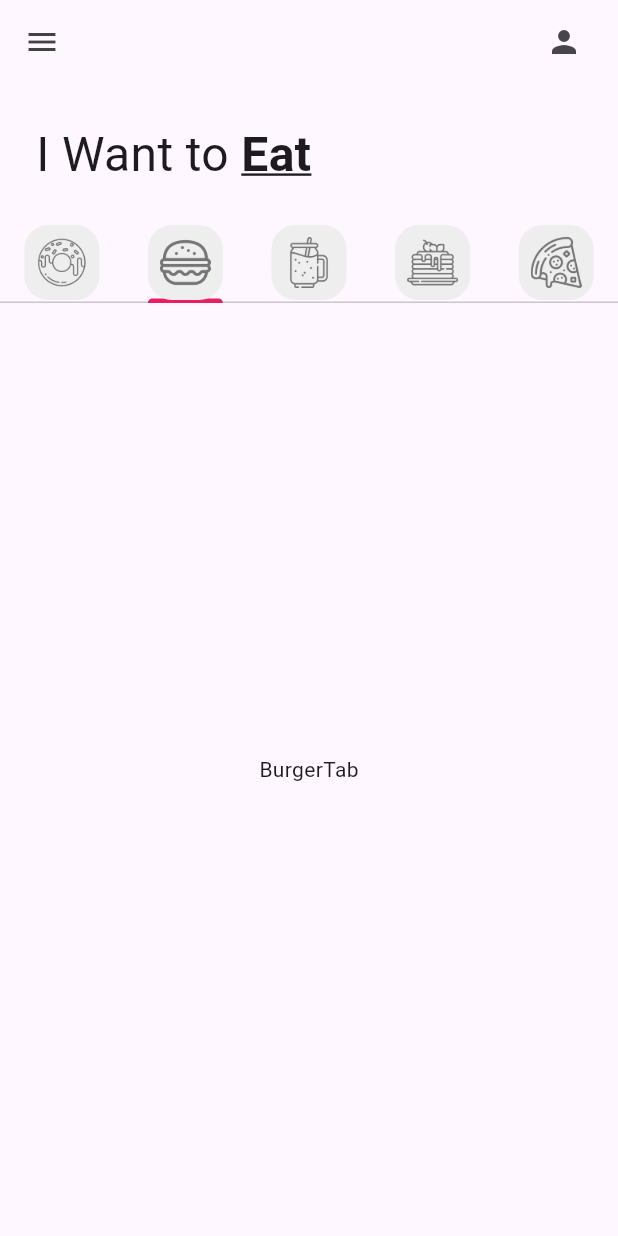
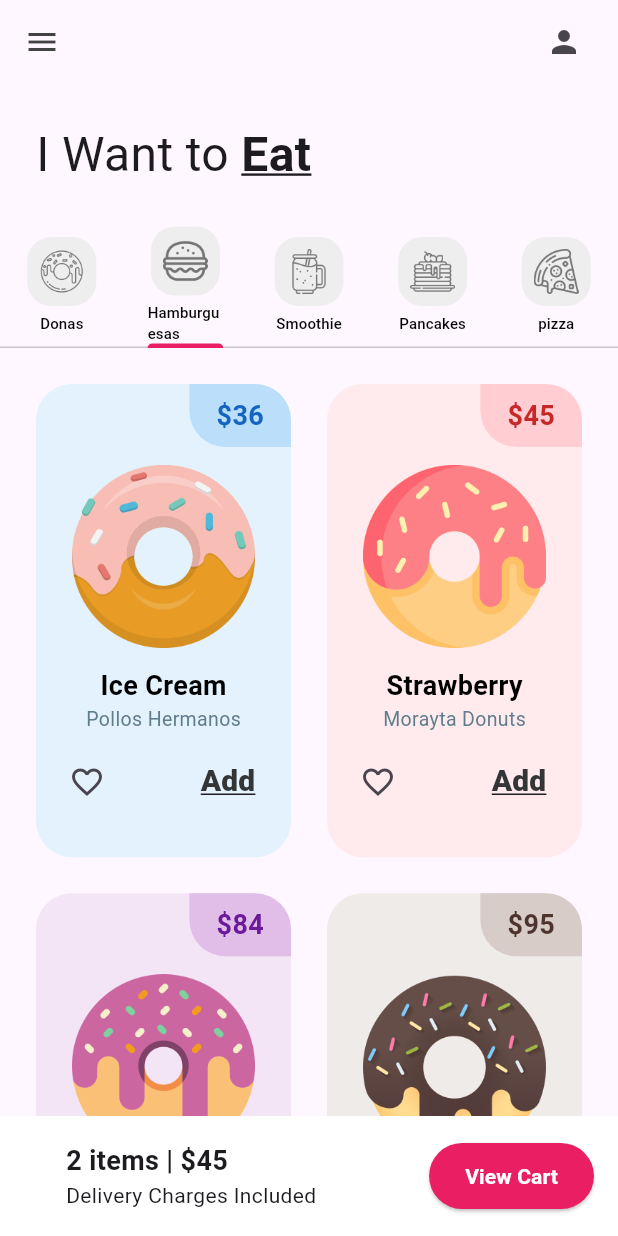
Before and after one commit to rafael-escalante/donut_app_4sa, a Flutter app: the screen it shows after launch, tab 2 chosen, on a phone screen of 412 x 824 dp. Run offline on Flutter 3.47's test engine with Material 3 defaults, Android fonts, the phone set to English and light mode, and no system bars.

Commit message:
ShoppingCart add

```diff
--- a/lib/pages/home_page.dart
+++ b/lib/pages/home_page.dart
@@ -1,10 +1,11 @@
+import 'package:flutter/material.dart';
 import 'package:flutter_application_1/tabs/burger_tab.dart';
 import 'package:flutter_application_1/tabs/donut_tab.dart';
 import 'package:flutter_application_1/tabs/pancakes_tab.dart';
 import 'package:flutter_application_1/tabs/pizza_tab.dart';
 import 'package:flutter_application_1/tabs/smoothie_tab.dart';
 import 'package:flutter_application_1/utils/my_tab.dart';
-import 'package:flutter/material.dart';
+import 'package:flutter_application_1/utils/shopping_cart.dart';
 
 class HomePage extends StatefulWidget {
   const HomePage({super.key});
@@ -15,21 +16,14 @@ class HomePage extends StatefulWidget {
 
 class _HomePageState extends State<HomePage> {
   List<Widget> myTabs = [
-    MyTab(
-      iconPath: "lib/icons/donut.png",
-    ),
+    MyTab(iconPath: "lib/icons/donut.png", label: "Donas"),
     MyTab(
       iconPath: "lib/icons/burger.png",
+      label: "Hamburguesas",
     ),
-    MyTab(
-      iconPath: "lib/icons/smoothie.png",
-    ),
-    MyTab(
-      iconPath: "lib/icons/pancakes.png",
-    ),
-    MyTab(
-      iconPath: "lib/icons/pizza.png",
-    ),
+    MyTab(iconPath: "lib/icons/smoothie.png", label: "Smoothie"),
+    MyTab(iconPath: "lib/icons/pancakes.png", label: "Pancakes"),
+    MyTab(iconPath: "lib/icons/pizza.png", label: "pizza"),
   ];
 
   @override
@@ -60,7 +54,9 @@ class _HomePageState extends State<HomePage> {
                 children: [
                   Text(
                     "I Want to ",
-                    style: TextStyle(fontSize: 32),
+                    style: TextStyle(
+                      fontSize: 32,
+                    ),
                   ),
                   Text(
                     "Eat",
@@ -76,12 +72,10 @@ class _HomePageState extends State<HomePage> {
                 ],
               ),
             ),
-
-            //2, Pestañas (TabBar)
+//2, Pestañas (TabBar)
             TabBar(tabs: myTabs),
 
-            //3, Contenido de pestañas (TabBarView)
-
+            // Contenido de pestañas (TabBarView)
             Expanded(
               child: TabBarView(children: [
                 DonutTab(),
@@ -90,9 +84,10 @@ class _HomePageState extends State<HomePage> {
                 PancakesTab(),
                 PizzaTab(),
               ]),
-            )
+            ),
 
             //4, Carrito (Cart)
+            ShoppingCart()
           ],
         ),
       ),
--- a/lib/tabs/burger_tab.dart
+++ b/lib/tabs/burger_tab.dart
@@ -1,12 +1,64 @@
 import 'package:flutter/material.dart';
+import 'package:flutter_application_1/utils/burger_tile.dart';
 
 class BurgerTab extends StatelessWidget {
-  const BurgerTab({super.key});
+  //list of donuts
+  final List burgersOnSale = [
+    // [ donutFlavor,donutStore, donutPrice, donutColor, imageName ]
+    [
+      "Ice Cream",
+      "Pollos Hermanos",
+      "36",
+      Colors.blue,
+      "lib/images/icecream_donut.png"
+    ],
+    [
+      "Strawberry",
+      "Morayta Donuts",
+      "45",
+      Colors.red,
+      "lib/images/strawberry_donut.png"
+    ],
+    [
+      "Grape Ape",
+      "Selva Uitz Donuts",
+      "84",
+      Colors.purple,
+      "lib/images/grape_donut.png"
+    ],
+    [
+      "Choco",
+      "Cesarin Donuts",
+      "95",
+      Colors.brown,
+      "lib/images/chocolate_donut.png"
+    ],
+  ];
+
+  BurgerTab({super.key});
 
   @override
   Widget build(BuildContext context) {
-    return const Center(
-      child: Text("BurgerTab"),
+    return GridView.builder(
+      //prepa 1: como se va a organizar
+      gridDelegate: SliverGridDelegateWithFixedCrossAxisCount(
+          //numero de columnas
+          crossAxisCount: 2,
+          //proporcion(relacion de aspecto)
+          childAspectRatio: 1 / 1.75),
+      //cuantos elementos
+      itemCount: 4,
+      padding: const EdgeInsets.all(12),
+      //que elemento se construira
+      itemBuilder: (context, index) {
+        return BurgerTile(
+          burgerFlavor: burgersOnSale[index][0],
+          burgerStore: burgersOnSale[index][1],
+          burgerPrice: burgersOnSale[index][2],
+          burgerColor: burgersOnSale[index][3],
+          imageName: burgersOnSale[index][4],
+        );
+      },
     );
   }
 }
--- a/lib/tabs/donut_tab.dart
+++ b/lib/tabs/donut_tab.dart
@@ -45,7 +45,7 @@ class DonutTab extends StatelessWidget {
           //numero de columnas
           crossAxisCount: 2,
           //proporcion(relacion de aspecto)
-          childAspectRatio: 1 / 1.55),
+          childAspectRatio: 1 / 1.75),
       //cuantos elementos
       itemCount: 4,
       padding: const EdgeInsets.all(12),
--- /dev/null
+++ b/lib/utils/burger_tile.dart
@@ -0,0 +1,98 @@
+import 'package:flutter/material.dart';
+
+class BurgerTile extends StatelessWidget {
+  final String burgerFlavor;
+  final String burgerStore;
+  final String burgerPrice;
+  //dinamy por que sera del tipo color
+  final dynamic burgerColor;
+  final String imageName;
+
+  const BurgerTile(
+      {super.key,
+      required this.burgerFlavor,
+      required this.burgerStore,
+      required this.burgerPrice,
+      required this.burgerColor,
+      required this.imageName});
+
+  @override
+  Widget build(BuildContext context) {
+    return Padding(
+      padding: const EdgeInsets.all(12.0),
+      child: Container(
+        //color: donutColor[50],
+        decoration: BoxDecoration(
+          color: burgerColor[50],
+          //Esquinas redondeadas
+          borderRadius: BorderRadius.circular(24),
+        ),
+        child: Column(
+          children: [
+            Row(
+              mainAxisAlignment: MainAxisAlignment.end,
+              children: [
+                Container(
+                  decoration: BoxDecoration(
+                    color: burgerColor[100],
+                    borderRadius: BorderRadius.only(
+                        bottomLeft: Radius.circular(24),
+                        topRight: Radius.circular(24)),
+                  ),
+                  padding:
+                      const EdgeInsets.symmetric(vertical: 8, horizontal: 18),
+                  child: Text(
+                    '\$$burgerPrice',
+                    style: TextStyle(
+                        fontWeight: FontWeight.bold,
+                        fontSize: 18,
+                        color: burgerColor[800]),
+                  ),
+                ),
+              ],
+            ),
+            //Donut price
+            Padding(
+              padding: const EdgeInsets.symmetric(horizontal: 24, vertical: 12),
+              child: Image.asset(imageName),
+            ),
+            //Donut flavor text
+            Text(burgerFlavor,
+                style: TextStyle(
+                    fontWeight: FontWeight.bold,
+                    fontSize: 18,
+                    color: Colors.black)),
+
+            Text(
+              burgerStore,
+              style: TextStyle(fontSize: 13, color: Colors.blueGrey),
+            ),
+
+            //Icons
+            Padding(
+              padding: const EdgeInsets.symmetric(horizontal: 10, vertical: 8),
+              child: Row(
+                mainAxisAlignment: MainAxisAlignment.spaceBetween,
+                children: [
+                  IconButton(
+                      onPressed: () {},
+                      icon: Icon(
+                        Icons.favorite_border_outlined,
+                      )),
+                  TextButton(
+                      onPressed: () {},
+                      child: Text("Add",
+                          style: TextStyle(
+                              fontSize: 20,
+                              color: const Color.fromARGB(255, 52, 53, 54),
+                              fontWeight: FontWeight.w900,
+                              decoration: TextDecoration.underline))),
+                ],
+              ),
+            )
+          ],
+        ),
+      ),
+    );
+  }
+}
--- a/lib/utils/my_tab.dart
+++ b/lib/utils/my_tab.dart
@@ -4,14 +4,18 @@ class MyTab extends StatelessWidget {
   //ruta del archivo
   //c:/documentos/ingenieria en sistemas/
   final String iconPath;
+  final String label;
 
-  const MyTab({super.key, required this.iconPath});
+  const MyTab({super.key, required this.iconPath, required this.label});
 
   @override
   Widget build(BuildContext context) {
     return Tab(
-      height: 50,
-      child: Container(
+      height: 80,
+      child: Column(
+        mainAxisSize: MainAxisSize.min,
+        children: [
+          Container(
             padding: const EdgeInsets.all(8),
             decoration: BoxDecoration(
                 color: Colors.grey[200],
@@ -20,7 +24,19 @@ class MyTab extends StatelessWidget {
             child: Image.asset(
               //ruta del archivo
               iconPath,
-              color: Colors.grey[600])),
+              color: Colors.grey[600],
+              height: 30,
+            ),
+          ),
+
+          const SizedBox(height: 4), // Espaciado entre la imagen y el texto
+          Text(
+            label,
+            // Texto debajo de la imagen
+            style: TextStyle(fontSize: 10, color: Colors.black),
+          ),
+        ],
+      ),
     );
   }
 }
--- /dev/null
+++ b/lib/utils/shopping_cart.dart
@@ -0,0 +1,44 @@
+import 'package:flutter/material.dart';
+
+class ShoppingCart extends StatelessWidget {
+  const ShoppingCart({
+    super.key,
+  });
+
+  @override
+  Widget build(BuildContext context) {
+    return Container(
+      color: Colors.white,
+      padding: const EdgeInsets.all(16),
+      child: Row(
+        mainAxisAlignment: MainAxisAlignment.spaceBetween,
+        children: [
+          const Padding(
+              padding: EdgeInsets.only(left: 28.0),
+              child: Column(
+                crossAxisAlignment: CrossAxisAlignment.start,
+                children: [
+                  Text(
+                    '2 items | \$45',
+                    style: TextStyle(fontWeight: FontWeight.bold, fontSize: 18),
+                  ),
+                  Text('Delivery Charges Included')
+                ],
+              )),
+          ElevatedButton(
+              onPressed: () {},
+              style: ElevatedButton.styleFrom(
+                backgroundColor: Colors.pink,
+                padding:
+                    const EdgeInsets.symmetric(horizontal: 24, vertical: 12),
+              ),
+              child: const Text(
+                'View Cart',
+                style:
+                    TextStyle(color: Colors.white, fontWeight: FontWeight.bold),
+              ))
+        ],
+      ),
+    );
+  }
+}
```
Lines whose indentation alone changed are shown as unchanged.
